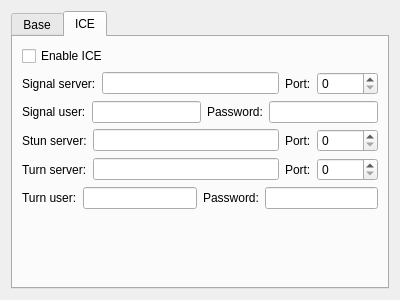
First picture: the form in Plugins/TigerVnc/Service/FrmParameterTigerVNC.ui, repository KangLin/RabbitRemoteControl, before the edit.
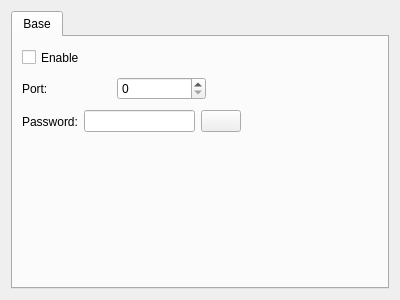
Second picture: the form after the edit. The open tabs and pages were chosen to show the change. Icons and pictures are not drawn.

Commit message: ICE::Plugins: remove ice set parameter in RabbitVNC and TigerVNC

```diff
--- a/Plugins/TigerVnc/Service/FrmParameterTigerVNC.ui
+++ b/Plugins/TigerVnc/Service/FrmParameterTigerVNC.ui
@@ -100,165 +100,6 @@
        </layout>
       </widget>
      </widget>
-     <widget class="QWidget" name="ICE">
-      <attribute name="title">
-       <string>ICE</string>
-      </attribute>
-      <layout class="QGridLayout" name="gridLayout_2">
-       <item row="2" column="0">
-        <layout class="QHBoxLayout" name="horizontalLayout_4">
-         <item>
-          <widget class="QLabel" name="label_4">
-           <property name="text">
-            <string>Signal user:</string>
-           </property>
-          </widget>
-         </item>
-         <item>
-          <widget class="QLineEdit" name="leSignalName"/>
-         </item>
-         <item>
-          <widget class="QLabel" name="label_5">
-           <property name="text">
-            <string>Password:</string>
-           </property>
-          </widget>
-         </item>
-         <item>
-          <widget class="QLineEdit" name="leSignalPassword"/>
-         </item>
-        </layout>
-       </item>
-       <item row="3" column="0">
-        <layout class="QHBoxLayout" name="horizontalLayout_6">
-         <item>
-          <widget class="QLabel" name="label_6">
-           <property name="text">
-            <string>Stun server:</string>
-           </property>
-          </widget>
-         </item>
-         <item>
-          <widget class="QLineEdit" name="leStunServer"/>
-         </item>
-         <item>
-          <widget class="QLabel" name="label_7">
-           <property name="text">
-            <string>Port:</string>
-           </property>
-          </widget>
-         </item>
-         <item>
-          <widget class="QSpinBox" name="sbStunPort">
-           <property name="maximum">
-            <number>65536</number>
-           </property>
-          </widget>
-         </item>
-        </layout>
-       </item>
-       <item row="0" column="0">
-        <widget class="QCheckBox" name="cbEnableICE">
-         <property name="text">
-          <string>Enable ICE</string>
-         </property>
-        </widget>
-       </item>
-       <item row="4" column="0">
-        <layout class="QHBoxLayout" name="horizontalLayout_5">
-         <item>
-          <widget class="QLabel" name="label_9">
-           <property name="text">
-            <string>Turn server:</string>
-           </property>
-          </widget>
-         </item>
-         <item>
-          <widget class="QLineEdit" name="leTurnServer"/>
-         </item>
-         <item>
-          <widget class="QLabel" name="label_10">
-           <property name="text">
-            <string>Port:</string>
-           </property>
-          </widget>
-         </item>
-         <item>
-          <widget class="QSpinBox" name="sbTurnPort">
-           <property name="maximum">
-            <number>65536</number>
-           </property>
-          </widget>
-         </item>
-        </layout>
-       </item>
-       <item row="5" column="0">
-        <layout class="QHBoxLayout" name="horizontalLayout_7">
-         <item>
-          <widget class="QLabel" name="label_11">
-           <property name="text">
-            <string>Turn user:</string>
-           </property>
-          </widget>
-         </item>
-         <item>
-          <widget class="QLineEdit" name="leTurnUser"/>
-         </item>
-         <item>
-          <widget class="QLabel" name="label_12">
-           <property name="text">
-            <string>Password:</string>
-           </property>
-          </widget>
-         </item>
-         <item>
-          <widget class="QLineEdit" name="leTrunPassword"/>
-         </item>
-        </layout>
-       </item>
-       <item row="1" column="0">
-        <layout class="QHBoxLayout" name="horizontalLayout_3">
-         <item>
-          <widget class="QLabel" name="label_3">
-           <property name="text">
-            <string>Signal server:</string>
-           </property>
-          </widget>
-         </item>
-         <item>
-          <widget class="QLineEdit" name="leSignalServer"/>
-         </item>
-         <item>
-          <widget class="QLabel" name="label_8">
-           <property name="text">
-            <string>Port:</string>
-           </property>
-          </widget>
-         </item>
-         <item>
-          <widget class="QSpinBox" name="sbSignalPort">
-           <property name="maximum">
-            <number>65536</number>
-           </property>
-          </widget>
-         </item>
-        </layout>
-       </item>
-       <item row="6" column="0">
-        <spacer name="verticalSpacer_2">
-         <property name="orientation">
-          <enum>Qt::Vertical</enum>
-         </property>
-         <property name="sizeHint" stdset="0">
-          <size>
-           <width>20</width>
-           <height>40</height>
-          </size>
-         </property>
-        </spacer>
-       </item>
-      </layout>
-     </widget>
     </widget>
    </item>
   </layout>
```
The commit also changes 5 other files.
